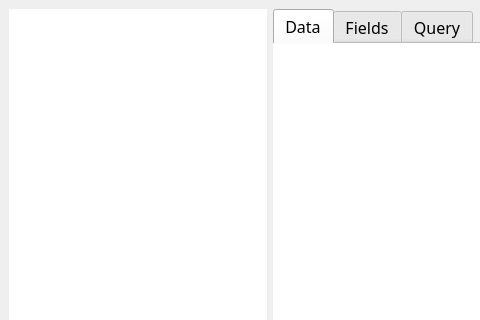
The window that assets/UI/Layout/MainWindow.ui (fer-moreira/MYQT) describes before a commit, drawn with Qt 5; both pictures show x 0 to 480 and y 0 to 320 of the 942 by 665 pixel window.
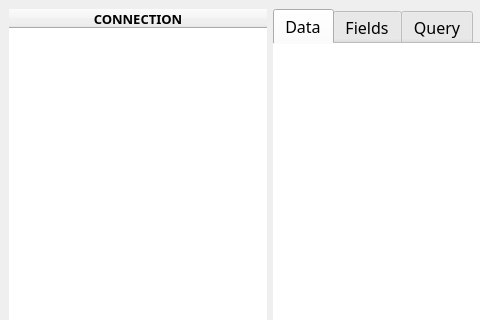
The same window after the commit.

The edit to the form file:
```diff
--- a/assets/UI/Layout/MainWindow.ui
+++ b/assets/UI/Layout/MainWindow.ui
@@ -105,7 +105,7 @@
        <number>1</number>
       </property>
       <attribute name="headerVisible">
-       <bool>false</bool>
+       <bool>true</bool>
       </attribute>
       <attribute name="headerCascadingSectionResizes">
        <bool>true</bool>
```
Left out of the diff: 16 changed lines with no effect on the pictures.
